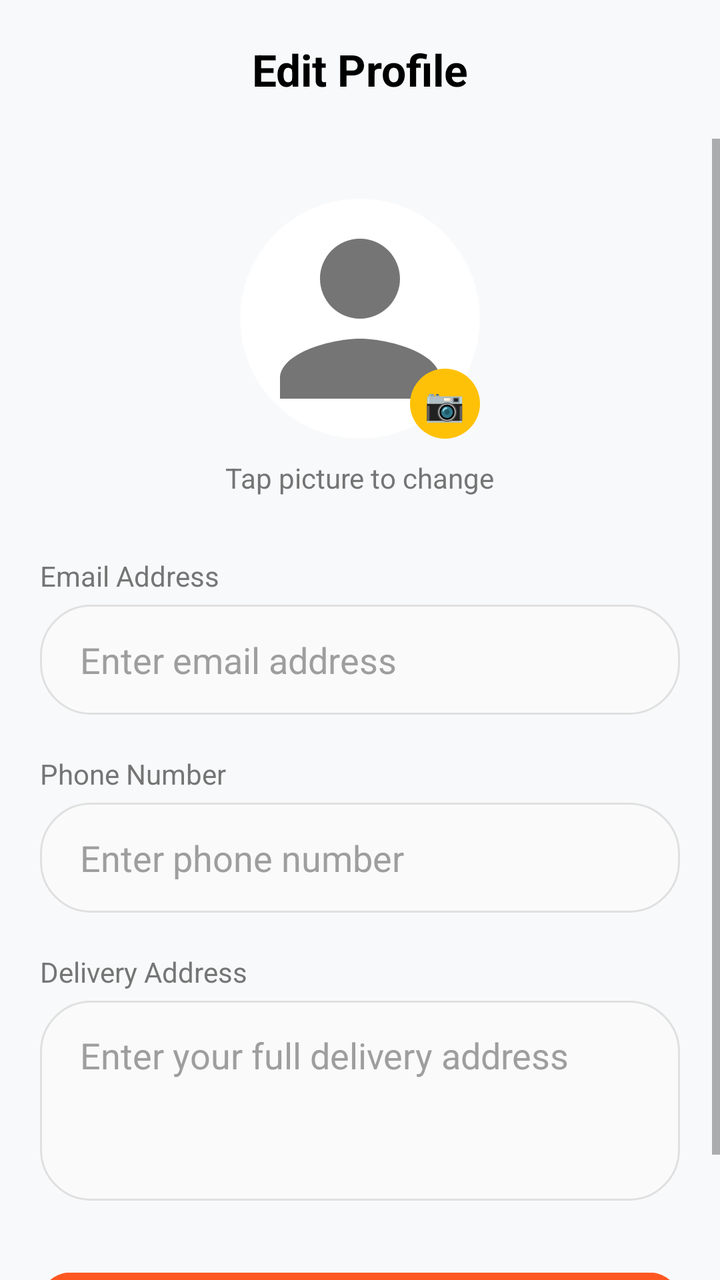
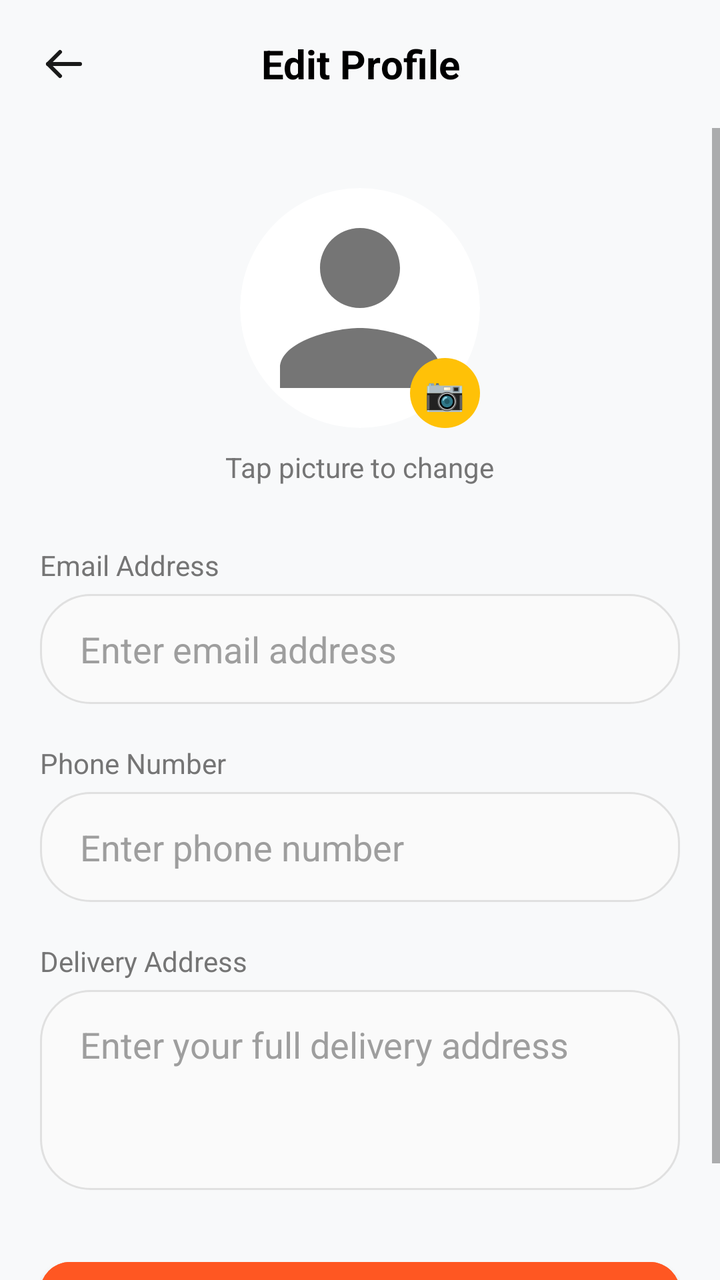

Two renders of the same Android screen: before a commit and after it. Below are the layout's source before the change and the commit's diff.
<!-- AndroidManifest.xml: application theme Theme.BakeBlissBakery -->
<!-- res/layout/activity_edit_profile.xml -->
<?xml version="1.0" encoding="utf-8"?>
<androidx.constraintlayout.widget.ConstraintLayout xmlns:android="http://schemas.android.com/apk/res/android"
    xmlns:app="http://schemas.android.com/apk/res-auto"
    xmlns:tools="http://schemas.android.com/tools"
    android:id="@+id/main_edit_profile_layout"
    android:layout_width="match_parent"
    android:layout_height="match_parent"
    android:background="#F8F9FA">

    <TextView
        android:id="@+id/tvEditProfileTitle"
        android:layout_width="match_parent"
        android:layout_height="wrap_content"
        android:text="Edit Profile"
        android:textAlignment="center"
        android:textSize="22sp"
        android:textStyle="bold"
        android:textColor="@color/black"
        android:padding="20dp"
        app:layout_constraintTop_toTopOf="parent" />

    <ScrollView
        android:layout_width="match_parent"
        android:layout_height="0dp"
        app:layout_constraintTop_toBottomOf="@id/tvEditProfileTitle"
        app:layout_constraintBottom_toBottomOf="parent">

        <LinearLayout
            android:layout_width="match_parent"
            android:layout_height="wrap_content"
            android:orientation="vertical"
            android:gravity="center_horizontal"
            android:padding="20dp">

            <FrameLayout
                android:layout_width="wrap_content"
                android:layout_height="wrap_content"
                android:layout_marginTop="10dp">

                <ImageView
                    android:id="@+id/imgEditProfile"
                    android:layout_width="120dp"
                    android:layout_height="120dp"
                    android:background="@drawable/bg_circle"
                    android:clipToOutline="true"
                    android:scaleType="centerCrop"
                    android:src="@drawable/ic_dummy_profile" />

                <TextView
                    android:layout_width="35dp"
                    android:layout_height="35dp"
                    android:layout_gravity="bottom|end"
                    android:background="@drawable/bg_circle"
                    android:backgroundTint="#FFC107"
                    android:gravity="center"
                    android:text="📷"
                    android:textColor="@color/black"
                    android:textSize="16sp" />
            </FrameLayout>

            <TextView
                android:layout_width="wrap_content"
                android:layout_height="wrap_content"
                android:layout_marginTop="10dp"
                android:text="Tap picture to change"
                android:textColor="#757575"
                android:textSize="14sp" />

            <LinearLayout
                android:layout_width="match_parent"
                android:layout_height="wrap_content"
                android:orientation="vertical"
                android:layout_marginTop="30dp">

                <TextView
                    android:layout_width="wrap_content"
                    android:layout_height="wrap_content"
                    android:text="Email Address"
                    android:textColor="#757575"
                    android:textSize="14sp"
                    android:layout_marginBottom="5dp"/>

                <EditText
                    android:id="@+id/etEditEmail"
                    android:layout_width="match_parent"
                    android:layout_height="55dp"
                    android:background="@drawable/bg_rounded_edittext"
                    android:paddingHorizontal="20dp"
                    android:inputType="textEmailAddress"
                    android:textColor="@color/black"
                    android:hint="Enter email address"
                    android:textColorHint="#9E9E9E"
                    android:autofillHints="emailAddress"
                    android:layout_marginBottom="20dp"/>

                <TextView
                    android:layout_width="wrap_content"
                    android:layout_height="wrap_content"
                    android:text="Phone Number"
                    android:textColor="#757575"
                    android:textSize="14sp"
                    android:layout_marginBottom="5dp"/>

                <EditText
                    android:id="@+id/etEditPhone"
                    android:layout_width="match_parent"
                    android:layout_height="55dp"
                    android:background="@drawable/bg_rounded_edittext"
                    android:paddingHorizontal="20dp"
                    android:inputType="phone"
                    android:digits="0123456789"
                    android:maxLength="10"
                    android:textColor="@color/black"
                    android:hint="Enter phone number"
                    android:textColorHint="#9E9E9E"
                    android:autofillHints="phone"
                    android:layout_marginBottom="20dp"/>

                <TextView
                    android:layout_width="wrap_content"
                    android:layout_height="wrap_content"
                    android:text="Delivery Address"
                    android:textColor="#757575"
                    android:textSize="14sp"
                    android:layout_marginBottom="5dp"/>

                <EditText
                    android:id="@+id/etEditAddress"
                    android:layout_width="match_parent"
                    android:layout_height="100dp"
                    android:background="@drawable/bg_rounded_edittext"
                    android:paddingHorizontal="20dp"
                    android:paddingVertical="15dp"
                    android:inputType="textMultiLine"
                    android:gravity="top|start"
                    android:textColor="@color/black"
                    android:hint="Enter your full delivery address"
                    android:textColorHint="#9E9E9E"
                    android:autofillHints="postalAddress"
                    android:layout_marginBottom="30dp"/>

                <Button
                    android:id="@+id/btnSaveProfile"
                    android:layout_width="match_parent"
                    android:layout_height="60dp"
                    android:backgroundTint="#FF5722"
                    android:text="Save Changes"
                    android:textColor="@color/white"
                    android:textSize="18sp"
                    android:textStyle="bold"
                    app:cornerRadius="15dp" />

            </LinearLayout>
        </LinearLayout>
    </ScrollView>
</androidx.constraintlayout.widget.ConstraintLayout>
<!-- resources referenced by this layout -->
<resources>
  <color name="black">#FF000000</color>
  <color name="white">#FFFFFFFF</color>
  <!-- drawable bg_circle (drawable) -->
  <?xml version="1.0" encoding="utf-8"?>
  <shape xmlns:android="http://schemas.android.com/apk/res/android"
      android:shape="oval">
      <solid android:color="#FFFFFF" />
  </shape>
  <!-- drawable bg_rounded_edittext (drawable) -->
  <?xml version="1.0" encoding="utf-8"?>
  <shape xmlns:android="http://schemas.android.com/apk/res/android">
      <solid android:color="#FAFAFA" /> <stroke android:width="1dp" android:color="#E0E0E0" /> <corners android:radius="25dp" /> </shape>
  <!-- drawable ic_dummy_profile (drawable) -->
  <?xml version="1.0" encoding="utf-8"?>
  <vector xmlns:android="http://schemas.android.com/apk/res/android"
      android:width="24dp"
      android:height="24dp"
      android:viewportWidth="24"
      android:viewportHeight="24">
      <path
          android:fillColor="#757575"
          android:pathData="M12,12c2.21,0 4,-1.79 4,-4s-1.79,-4 -4,-4 -4,1.79 -4,4 1.79,4 4,4zM12,14c-2.67,0 -8,1.34 -8,4v2h16v-2c0,-2.66 -5.33,-4 -8,-4z"/>
  </vector>
  <style name="Theme.BakeBlissBakery" parent="Theme.MaterialComponents.Light.NoActionBar">
          <item name="colorPrimary">@color/colorPrimary</item>
          <item name="colorPrimaryDark">@color/colorPrimaryDark</item>
          <item name="colorAccent">@color/colorAccent</item>
          <item name="android:statusBarColor">@color/white</item>
          <item name="android:windowLightStatusBar">true</item>
      </style>
  <color name="colorPrimary">#FF4B1F</color>
  <color name="colorPrimaryDark">#D84315</color>
  <color name="colorAccent">#FF5722</color>
</resources>

<!-- the commit's change to res/layout/activity_edit_profile.xml (unified diff, before → after) -->
@@ -7,22 +7,45 @@
     android:layout_height="match_parent"
     android:background="#F8F9FA">
 
-    <TextView
-        android:id="@+id/tvEditProfileTitle"
+    
+    <LinearLayout
+        android:id="@+id/topBarEditProfile"
         android:layout_width="match_parent"
         android:layout_height="wrap_content"
-        android:text="Edit Profile"
-        android:textAlignment="center"
-        android:textSize="22sp"
-        android:textStyle="bold"
-        android:textColor="@color/black"
-        android:padding="20dp"
-        app:layout_constraintTop_toTopOf="parent" />
+        android:orientation="horizontal"
+        android:gravity="center_vertical"
+        android:paddingHorizontal="12dp"
+        android:paddingVertical="12dp"
+        app:layout_constraintTop_toTopOf="parent">
+
+        <ImageView
+            android:id="@+id/btnBackEditProfile"
+            android:layout_width="40dp"
+            android:layout_height="40dp"
+            android:src="@drawable/ic_back_arrow"
+            android:padding="8dp"
+            android:background="?attr/selectableItemBackgroundBorderless"
+            android:clickable="true"
+            android:focusable="true"
+            android:contentDescription="Back" />
+
+        <TextView
+            android:id="@+id/tvEditProfileTitle"
+            android:layout_width="0dp"
+            android:layout_weight="1"
+            android:layout_height="wrap_content"
+            android:text="Edit Profile"
+            android:textAlignment="center"
+            android:textSize="20sp"
+            android:textStyle="bold"
+            android:textColor="@color/black"
+            android:layout_marginEnd="40dp" />
+    </LinearLayout>
 
     <ScrollView
         android:layout_width="match_parent"
         android:layout_height="0dp"
-        app:layout_constraintTop_toBottomOf="@id/tvEditProfileTitle"
+        app:layout_constraintTop_toBottomOf="@id/topBarEditProfile"
         app:layout_constraintBottom_toBottomOf="parent">
 
         <LinearLayout
@@ -33,9 +56,13 @@
             android:padding="20dp">
 
             <FrameLayout
+                android:id="@+id/frameProfilePic"
                 android:layout_width="wrap_content"
                 android:layout_height="wrap_content"
-                android:layout_marginTop="10dp">
+                android:layout_marginTop="10dp"
+                android:clickable="true"
+                android:focusable="true"
+                android:foreground="?attr/selectableItemBackgroundBorderless">
 
                 <ImageView
                     android:id="@+id/imgEditProfile"
<!-- resource entries referenced after the edit -->
@@ -12,6 +12,27 @@
   <?xml version="1.0" encoding="utf-8"?>
   <shape xmlns:android="http://schemas.android.com/apk/res/android">
       <solid android:color="#FAFAFA" /> <stroke android:width="1dp" android:color="#E0E0E0" /> <corners android:radius="25dp" /> </shape>
+  <!-- drawable ic_back_arrow (drawable) -->
+  <vector xmlns:android="http://schemas.android.com/apk/res/android"
+      android:width="24dp"
+      android:height="24dp"
+      android:viewportWidth="24"
+      android:viewportHeight="24">
+      <path
+          android:fillColor="@android:color/transparent"
+          android:pathData="M20,12L4,12"
+          android:strokeWidth="2"
+          android:strokeColor="#1A1A1A"
+          android:strokeLineCap="round"
+          android:strokeLineJoin="round"/>
+      <path
+          android:fillColor="@android:color/transparent"
+          android:pathData="M10,18l-6,-6 6,-6"
+          android:strokeWidth="2"
+          android:strokeColor="#1A1A1A"
+          android:strokeLineCap="round"
+          android:strokeLineJoin="round"/>
+  </vector>
   <!-- drawable ic_dummy_profile (drawable) -->
   <?xml version="1.0" encoding="utf-8"?>
   <vector xmlns:android="http://schemas.android.com/apk/res/android"
